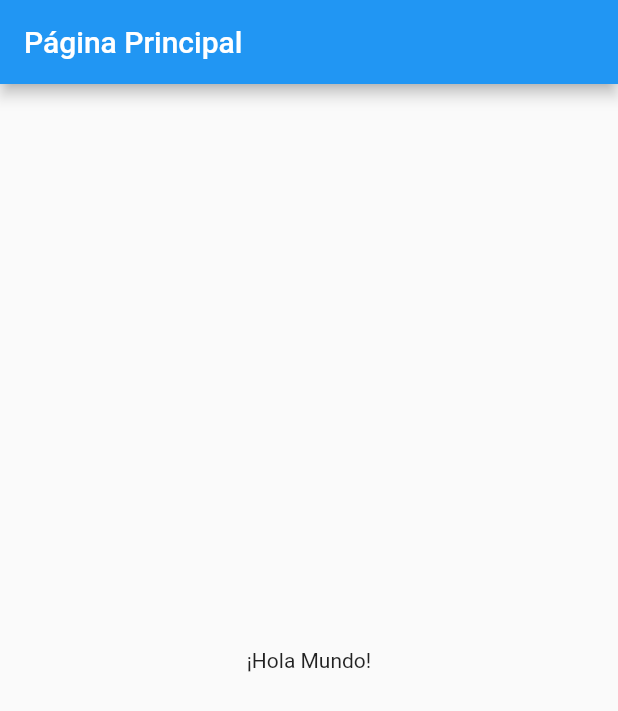
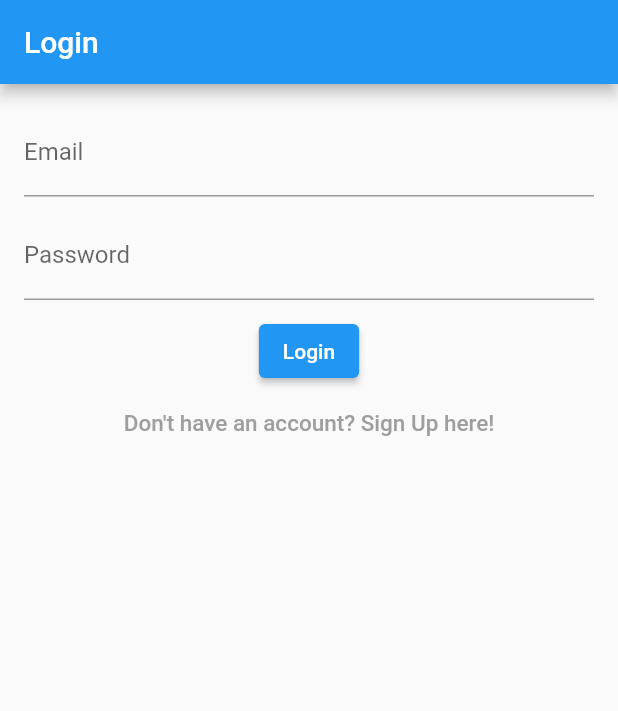
Before and after one commit to ISIS3510-202320-Team21/flutter_sports_app, a Flutter app: the screen it shows after launch, on a phone screen of 412 x 824 dp. Shown: the top 711 px of the screen. Run offline on Flutter 3.47's test engine with Material 2 defaults, Android fonts, the phone set to English and light mode, and no system bars; our stand-ins replace bloc, connectivity_plus, email_validator, equatable, flutter_bloc.

Commit message:
auth components

```diff
--- /dev/null
+++ b/lib/data/repositories/auth_repository.dart
@@ -0,0 +1,66 @@
+import 'dart:convert';
+import 'package:http/http.dart' as http;
+import 'package:sportsapp/data/models/user.dart';
+
+class AuthRepository {
+  Future<User?> signUp(
+      {required String email, required String password}) async {
+    final response = await http.post(
+      Uri.parse('https://example.com/api/signup'),
+      headers: <String, String>{
+        'Content-Type': 'application/json; charset=UTF-8',
+      },
+      body: jsonEncode(<String, String>{'email': email, 'password': password}),
+    );
+
+    if (response.statusCode == 200) {
+      final user = User.fromJson(jsonDecode(response.body));
+      return user;
+    } else {
+      throw Exception('Failed to sign up: ${response.statusCode}');
+    }
+  }
+
+  Future<User?> signIn(
+      {required String email, required String password}) async {
+    final response = await http.post(
+      Uri.parse('https://example.com/api/signin'),
+      headers: <String, String>{
+        'Content-Type': 'application/json; charset=UTF-8',
+      },
+      body: jsonEncode(<String, String>{
+        'email': email,
+        'password': password,
+      }),
+    );
+
+    if (response.statusCode == 200) {
+      final user = User.fromJson(jsonDecode(response.body));
+      return user;
+    } else {
+      throw Exception('Failed to sign in: ${response.statusCode}');
+    }
+  }
+
+  Future<User?> findUserByEmail(String email) async {
+    final response = await http.get(
+      Uri.parse('https://example.com/api/users/$email'),
+      headers: <String, String>{
+        'Content-Type': 'application/json; charset=UTF-8',
+      },
+    );
+
+    if (response.statusCode == 200) {
+      final user = User.fromJson(jsonDecode(response.body));
+      return user;
+    } else {
+      throw Exception('Failed to find user: ${response.statusCode}');
+    }
+  }
+
+  Future<void> signOut() async {
+    try {} catch (e) {
+      throw Exception(e);
+    }
+  }
+}
--- /dev/null
+++ b/lib/logic/blocs/authentication/bloc/authentication_bloc.dart
@@ -0,0 +1,63 @@
+import 'package:bloc/bloc.dart';
+import 'package:equatable/equatable.dart';
+import 'package:meta/meta.dart';
+import 'package:sportsapp/data/models/user.dart';
+import 'package:sportsapp/data/repositories/auth_repository.dart';
+
+part 'authentication_event.dart';
+part 'authentication_state.dart';
+
+class AuthenticationBloc
+    extends Bloc<AuthenticationEvent, AuthenticationState> {
+  AuthenticationBloc() : super(UnAuthenticated()) {
+    /*
+    Maneja el evento que se lanza al oprimir el boton de login
+    Emite un estado de carga primero, luego intenta autenticar al usuario
+    y en caso de lograrlo emite un estado de Authenticated
+    */
+    on<LoginRequested>((event, emit) async {
+      emit(AuthLoading());
+      try {
+        await AuthRepository()
+            .signIn(email: event.email, password: event.password);
+        User? usuario = await AuthRepository().findUserByEmail(event.email);
+        emit(Authenticated(
+            usuario!, event.email)); //emite el estado de exito: autenticado
+      } catch (e) {
+        emit(AuthError(e.toString().replaceAll("Exception: ",
+            ""))); //emite el estado de error y muestra el mensaje
+        emit(UnAuthenticated()); //vuelve al estado inicial: no autenticado
+      }
+    });
+
+    /*
+    Maneja el evento que se lanza al oprimir el boton de signup
+    Emite un estado de carga primero, luego intenta crear el nuevo usuario
+    y en caso de lograrlo emite un estado de Authenticated
+    */
+    on<SignUpRequested>((event, emit) async {
+      emit(AuthLoading());
+      try {
+        await AuthRepository()
+            .signUp(email: event.email, password: event.password
+                // fullName: event.fullName,
+                // birthDate: event.birthDate,
+                // phoneNumber: event.phoneNumber);
+                );
+      } catch (e) {
+        emit(AuthError(e.toString().replaceAll("Exception: ", "")));
+        emit(UnAuthenticated());
+      }
+    });
+
+    /*
+    Maneja el evento que se lanza al oprimir el boton de signout
+    Y emite un estado de no autenticado
+    */
+    on<SignOutRequested>((event, emit) async {
+      emit(AuthLoading());
+      await AuthRepository().signOut();
+      emit(UnAuthenticated());
+    });
+  }
+}
--- /dev/null
+++ b/lib/logic/blocs/authentication/bloc/authentication_event.dart
@@ -0,0 +1,41 @@
+part of 'authentication_bloc.dart';
+
+@immutable
+abstract class AuthenticationEvent extends Equatable {
+  @override
+  List<Object> get props => [];
+}
+
+/*
+Cuando el usuario quiere hacer login con su correo y contraseña
+se lanza este evento y el repositorio de autenticacion es llamado para
+completar la acción
+*/
+class LoginRequested extends AuthenticationEvent {
+  final String email;
+  final String password;
+
+  LoginRequested(this.email, this.password);
+}
+
+/*
+Cuando el usuario intenta registrarse como usuario nuevo
+se lanza este evento y el repositorio de autenticacion es llamado para
+completar la acción
+*/
+class SignUpRequested extends AuthenticationEvent {
+  final String email;
+  final String password;
+  // final String birthDate;
+  // final String phoneNumber;
+  // final String fullName;
+
+  SignUpRequested(this.email, this.password);
+}
+
+/*
+Cuando el usuario quiere cerrar sesión
+se lanza este evento y el repositorio de autenticacion es llamado para
+completar la acción
+*/
+class SignOutRequested extends AuthenticationEvent {}
--- /dev/null
+++ b/lib/logic/blocs/authentication/bloc/authentication_state.dart
@@ -0,0 +1,47 @@
+part of 'authentication_bloc.dart';
+
+@immutable
+abstract class AuthenticationState extends Equatable {}
+
+/*
+Cuando el usuario oprime el boton de login o signin elestado
+pasa a ser primero AuthLoading y luego a autenticado si es exitoso
+*/
+class AuthLoading extends AuthenticationState {
+  @override
+  List<Object?> get props => throw UnimplementedError();
+}
+
+/*
+Cuando el usuario se autentica exitosamente el estado pasa a ser
+autenticado (Authenticated)
+*/
+class Authenticated extends AuthenticationState {
+  //User usuario;
+  User usuario;
+  String email;
+
+  Authenticated(this.usuario, this.email);
+
+  @override
+  List<Object?> get props => [];
+}
+
+/*
+Este es el estado inicial del bloc, cuando el usuario no esta autenticado
+*/
+class UnAuthenticated extends AuthenticationState {
+  @override
+  List<Object?> get props => [];
+}
+
+/*
+Si un error ocurre el estado pasa a ser AuthError
+*/
+class AuthError extends AuthenticationState {
+  final String error;
+
+  AuthError(this.error);
+  @override
+  List<Object?> get props => [error];
+}
--- a/lib/main.dart
+++ b/lib/main.dart
@@ -1,36 +1,33 @@
 import 'package:flutter/material.dart';
+import 'package:flutter_bloc/flutter_bloc.dart';
+import 'package:sportsapp/logic/blocs/authentication/bloc/authentication_bloc.dart';
+import 'package:sportsapp/presentation/router/app_router.dart';
 
 void main() {
-  runApp(const MyApp());
+  runApp(MyApp());
 }
 
-class MyApp extends StatelessWidget {
-  const MyApp({super.key});
+class MyApp extends StatefulWidget {
+  @override
+  _MyAppState createState() => _MyAppState();
+}
+
+class _MyAppState extends State<MyApp> {
+  final AppRouter _appRouter = AppRouter();
 
   @override
   Widget build(BuildContext context) {
-    return MaterialApp(
-      title: 'Mi Aplicación',
-      theme: ThemeData(
-        primarySwatch: Colors.blue,
-      ),
-      home: const MyHomePage(),
-    );
+    return MultiBlocProvider(
+        providers: [
+          BlocProvider<AuthenticationBloc>(
+              create: (context) => AuthenticationBloc()),
+        ],
+        child: MaterialApp(
+          debugShowCheckedModeBanner: false,
+          theme: ThemeData(
+            visualDensity: VisualDensity.adaptivePlatformDensity,
+          ),
+          onGenerateRoute: _appRouter.onGenerateRoute,
+        ));
   }
 }
-
-class MyHomePage extends StatelessWidget {
-  const MyHomePage({super.key});
-
-  @override
-  Widget build(BuildContext context) {
-    return Scaffold(
-      appBar: AppBar(
-        title: const Text('Página Principal'),
-      ),
-      body: const Center(
-        child: Text('¡Hola Mundo!'),
-      ),
-    );
-  }
-}
--- /dev/null
+++ b/lib/presentation/router/app_router.dart
@@ -0,0 +1,31 @@
+import 'package:flutter/material.dart';
+import 'package:sportsapp/presentation/screens/home_view.dart';
+import 'package:sportsapp/presentation/screens/login_view.dart';
+import 'package:sportsapp/presentation/screens/signUp_view.dart';
+
+class AppRouter {
+  MaterialPageRoute? onGenerateRoute(RouteSettings settings) {
+    switch (settings.name) {
+      case '/':
+        return MaterialPageRoute(
+          builder: (_) => LoginView(),
+        );
+      case '/login':
+        return MaterialPageRoute(
+          builder: (_) => LoginView(),
+        );
+
+      case "/signUp":
+        return MaterialPageRoute(
+          builder: (_) => SignUpView(),
+        );
+      case '/home':
+        return MaterialPageRoute(
+          builder: (_) => HomeView(),
+        );
+
+      default:
+        return null;
+    }
+  }
+}
--- /dev/null
+++ b/lib/presentation/screens/login_view.dart
@@ -0,0 +1,84 @@
+import 'package:flutter/material.dart';
+import 'package:flutter_bloc/flutter_bloc.dart';
+import 'package:email_validator/email_validator.dart';
+import 'package:sportsapp/logic/blocs/authentication/bloc/authentication_bloc.dart';
+
+class LoginView extends StatelessWidget {
+  final _emailController = TextEditingController();
+  final _passwordController = TextEditingController();
+  final _formKey = GlobalKey<FormState>();
+
+  @override
+  Widget build(BuildContext context) {
+    return Scaffold(
+      appBar: AppBar(title: const Text("Login")),
+      body: BlocConsumer<AuthenticationBloc, AuthenticationState>(
+        listener: (context, state) {
+          if (state is Authenticated) Navigator.of(context).pushNamed('/home');
+          if (state is AuthError)
+            ScaffoldMessenger.of(context).showSnackBar(
+              SnackBar(content: Text(state.error)),
+            );
+        },
+        builder: (context, state) {
+          if (state is AuthLoading) return CircularProgressIndicator();
+
+          return Form(
+            key: _formKey,
+            child: Padding(
+              padding: const EdgeInsets.all(16.0),
+              child: Column(
+                children: [
+                  TextFormField(
+                    controller: _emailController,
+                    validator: (text) {
+                      if (text == null || text.isEmpty)
+                        return 'Can\'t be empty';
+                      if (!EmailValidator.validate(text))
+                        return 'Must be a valid email address';
+                      return null;
+                    },
+                    decoration: InputDecoration(labelText: 'Email'),
+                  ),
+                  SizedBox(height: 10),
+                  TextFormField(
+                    controller: _passwordController,
+                    validator: (text) {
+                      if (text == null || text.isEmpty)
+                        return 'Can\'t be empty';
+                      return null;
+                    },
+                    decoration: InputDecoration(labelText: 'Password'),
+                    obscureText: true,
+                  ),
+                  SizedBox(height: 10),
+                  ElevatedButton(
+                    onPressed: () => _login(context),
+                    child: Text('Login'),
+                  ),
+                  TextButton(
+                    onPressed: () {
+                      Navigator.of(context).pushNamed('/signUp');
+                    },
+                    child: const Text(
+                      "Don't have an account? Sign Up here!",
+                      style: TextStyle(color: Colors.grey, fontSize: 15),
+                    ),
+                  ),
+                ],
+              ),
+            ),
+          );
+        },
+      ),
+    );
+  }
+
+  void _login(BuildContext context) {
+    if (_formKey.currentState!.validate()) {
+      BlocProvider.of<AuthenticationBloc>(context).add(
+        LoginRequested(_emailController.text, _passwordController.text),
+      );
+    }
+  }
+}
```
Also changed, not shown: lib/logic/cubits/connectivity_cubit.dart (added, +38 -0 lines), lib/logic/cubits/connectivity_state.dart (added, +12 -0 lines), lib/presentation/screens/home_view.dart (added, +24 -0 lines), lib/presentation/screens/signUp_view.dart (added, +63 -0 lines), 1 other file.
